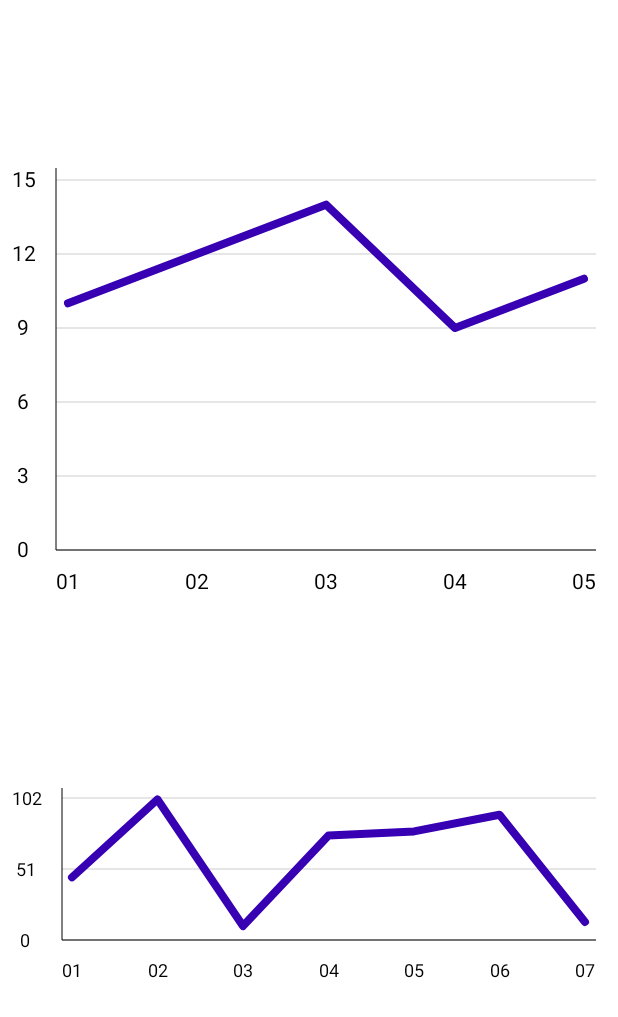
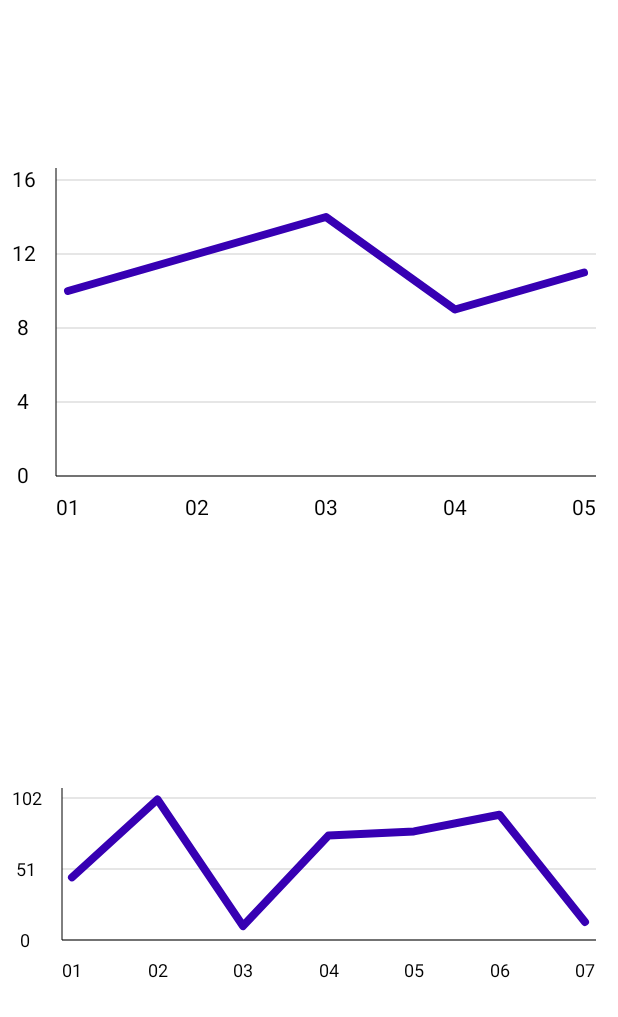
Before and after one commit to Vlad-Dima21/Sales, an Android app built with Jetpack Compose: the @Preview function ChartPreview, on a phone screen of 412 x 824 dp. Shown: the top 1017 px of the screen. Run offline under Robolectric (Android 15) with nearby library versions, the phone set to English and light mode, and no system bars.

Commit message:
Minor improvements

```diff
--- a/app/src/main/java/vlad/dima/sales/ui/composables/Chart.kt
+++ b/app/src/main/java/vlad/dima/sales/ui/composables/Chart.kt
@@ -55,7 +55,7 @@ fun Chart(
     Canvas(modifier = modifier) {
         val chartPadding = 10
         val minLabelDistance = 50
-        val yLabelSize = textMeasurer.measure(
+        var yLabelSize = textMeasurer.measure(
             text = yMax.toString(),
             style = TextStyle(
                 color = infoColor,
@@ -77,10 +77,18 @@ fun Chart(
         val yLabelMax = run {
             var max = yMax
             var yStep = max(max / (yLabelCount - 1), 1)
-            while ((max downTo 0 step yStep).last != 0) {
+            while ((max downTo 0 step yStep).last != 0 || (max downTo 0 step yStep).toList().size > 5) {
                 max++
                 yStep = max(max / (yLabelCount - 1), 1)
             }
+            yLabelSize = textMeasurer.measure(
+                text = max.toString(),
+                style = TextStyle(
+                    color = infoColor,
+                    fontSize = infoSize,
+                    textAlign = TextAlign.Center
+                )
+            ).size
             max
         }
         val yStep = max(yLabelMax / (yLabelCount - 1), 1)
--- a/app/src/main/java/vlad/dima/sales/ui/dashboard/manager_dashboard/notifications/new_notification/NewNotificationActivity.kt
+++ b/app/src/main/java/vlad/dima/sales/ui/dashboard/manager_dashboard/notifications/new_notification/NewNotificationActivity.kt
@@ -291,7 +291,7 @@ fun OptionGroup(
                 } else {
                     Modifier.background(color = MaterialTheme.colors.background)
                 }
-                    .width(80.dp)
+                    .width(100.dp)
                     .padding(10.dp),
                 style = TextStyle(
                     color = if (index == selectedIndex.value) Color.Black else MaterialTheme.colors.onBackground,
--- a/app/src/main/java/vlad/dima/sales/ui/dashboard/manager_dashboard/products_stats/ManagerProductsStatsPage.kt
+++ b/app/src/main/java/vlad/dima/sales/ui/dashboard/manager_dashboard/products_stats/ManagerProductsStatsPage.kt
@@ -134,7 +134,7 @@ fun ManagerProductsStatsPage(viewModel: ManagerProductsStatsViewModel) {
                                 Text(
                                     text = stringResource(id = R.string.BestSellingProducts),
                                     color = MaterialTheme.colors.onBackground,
-                                    fontSize = 28.sp,
+                                    fontSize = 24.sp,
                                 )
                             }
                             Divider(
@@ -251,7 +251,7 @@ fun ManagerProductsStatsPage(viewModel: ManagerProductsStatsViewModel) {
                                 Text(
                                     text = stringResource(id = R.string.MostProfitableProducts),
                                     color = MaterialTheme.colors.onBackground,
-                                    fontSize = 28.sp,
+                                    fontSize = 24.sp,
                                 )
                             }
                             Divider(
--- a/app/src/main/java/vlad/dima/sales/ui/dashboard/manager_dashboard/salesmen_stats/ManagerSalesmenStatsPage.kt
+++ b/app/src/main/java/vlad/dima/sales/ui/dashboard/manager_dashboard/salesmen_stats/ManagerSalesmenStatsPage.kt
@@ -128,7 +128,7 @@ fun ManagerSalesmenStatsPage(viewModel: ManagerSalesmenStatsViewModel) {
                                 Text(
                                     text = stringResource(id = R.string.SalesmenWithMostSales),
                                     color = MaterialTheme.colors.onBackground,
-                                    fontSize = 28.sp,
+                                    fontSize = 24.sp,
                                 )
                             }
                             Divider(
@@ -237,7 +237,7 @@ fun ManagerSalesmenStatsPage(viewModel: ManagerSalesmenStatsViewModel) {
                                 Text(
                                     text = stringResource(id = R.string.SalesmenWithMostProfits),
                                     color = MaterialTheme.colors.onBackground,
-                                    fontSize = 28.sp,
+                                    fontSize = 24.sp,
                                 )
                             }
                             Divider(
--- a/app/src/main/java/vlad/dima/sales/ui/dashboard/manager_dashboard/salesmen_stats/ManagerSalesmenStatsViewModel.kt
+++ b/app/src/main/java/vlad/dima/sales/ui/dashboard/manager_dashboard/salesmen_stats/ManagerSalesmenStatsViewModel.kt
@@ -138,7 +138,7 @@ class ManagerSalesmenStatsViewModel(
 
     val salesmenByProfitChartData = combine(
         _orders,
-        _selectedSalesmanSelling,
+        _selectedSalesmanProfitable,
         _statsInterval
     ) { orders, salesman, interval ->
         if (orders.isNotEmpty() && salesman != null) {
--- a/app/src/main/java/vlad/dima/sales/ui/dashboard/salesman_dashboard/past_sales/SalesmanPastSalesPage.kt
+++ b/app/src/main/java/vlad/dima/sales/ui/dashboard/salesman_dashboard/past_sales/SalesmanPastSalesPage.kt
@@ -404,7 +404,7 @@ fun SalesmanPastSales(viewModel: SalesmanPastSalesViewModel) {
                                                 Spacer(modifier = Modifier.width(5.dp))
                                                 Text(
                                                     text = stringResource(
-                                                        id = R.string.OrderNumber,
+                                                        id = R.string.PendingOrderNumber,
                                                         it
                                                     )
                                                 )
@@ -447,7 +447,7 @@ fun SalesmanPastSales(viewModel: SalesmanPastSalesViewModel) {
                                                 Spacer(modifier = Modifier.width(5.dp))
                                                 Text(
                                                     text = stringResource(
-                                                        id = R.string.OrderNumber,
+                                                        id = R.string.PendingOrderNumber,
                                                         it
                                                     )
                                                 )
```
Also changed, not shown: app/src/main/java/vlad/dima/sales/ui/composables/IconButton.kt (+12 -6 lines), 1 other file.
